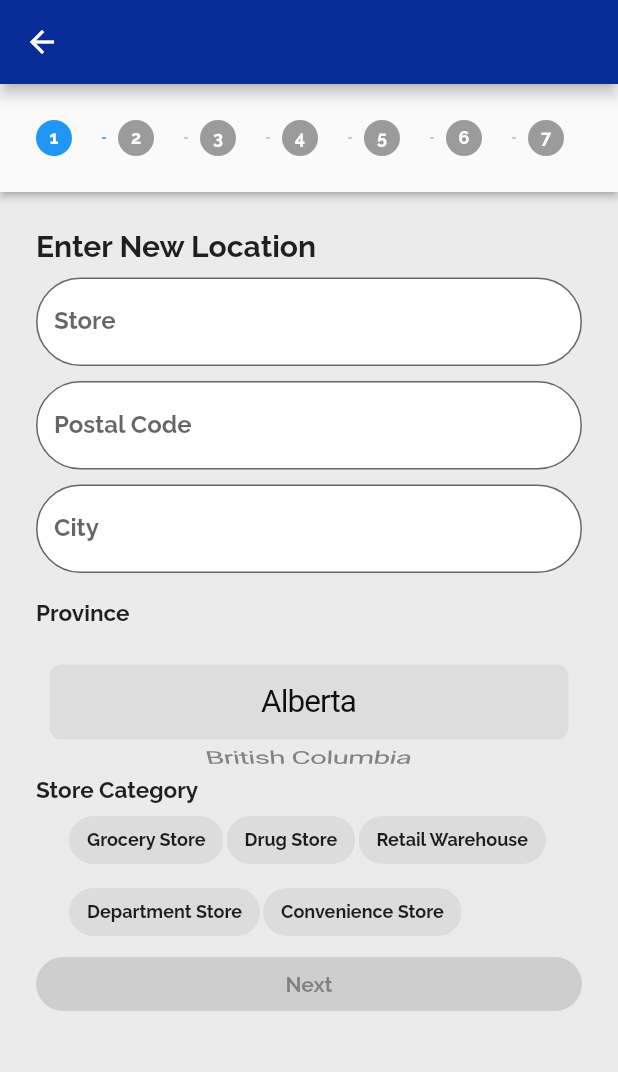
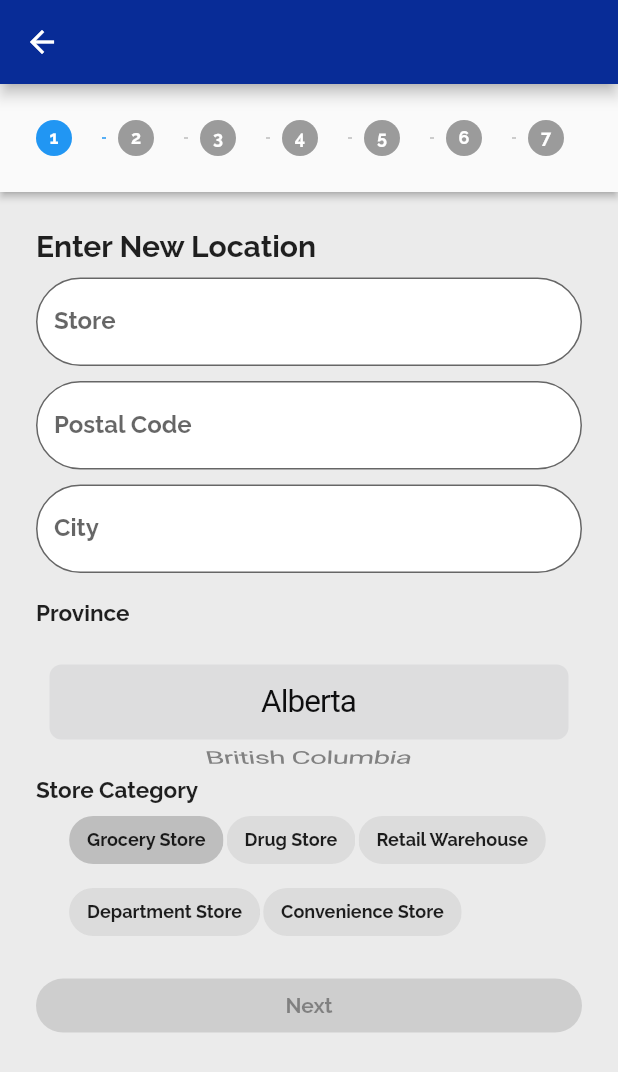
Before and after one commit to beauferris/adam, a Flutter app: the screen it shows after launch, item 2 of the bottom bar chosen, on a phone screen of 412 x 824 dp. Shown: the top 1072 px of the screen. Run offline on Flutter 3.47's test engine with Material 2 defaults, Android fonts, the phone set to English and light mode, and no system bars; our stand-ins replace dropdown_search, image_picker; missing offline and left inert: simple_grouped_listview; key blocks and very long unbroken strings in the code were emptied for the run.

Commit message:
Finished tags page

```diff
--- a/lib/stepper/selectImage.dart
+++ b/lib/stepper/selectImage.dart
@@ -17,7 +17,9 @@ class SelectImage extends StatefulWidget {
 class _SelectImageState extends State<SelectImage> {
   @override
   Widget build(BuildContext context) {
-    return Column(
+    return Container(
+      height: MediaQuery.of(context).size.height * 0.6,
+      child: Column(
         children: [
           Padding(
             padding: const EdgeInsets.only(bottom: 8),
@@ -60,6 +62,7 @@ class _SelectImageState extends State<SelectImage> {
             ],
           ),
         ],
+      ),
     );
   }
 }
--- a/lib/stepper/selectStore.dart
+++ b/lib/stepper/selectStore.dart
@@ -55,13 +55,18 @@ class _SelectStoreState extends State<SelectStore> {
   var value;
   @override
   void initState() {
-    value =
-        widget.category != null ? storeCategories.indexOf(widget.category) : 1;
+    if (widget.category != "") {
+      value = storeCategories.indexOf(widget.category);
+    } else {
+      value = 0;
+    }
   }
 
   @override
   Widget build(BuildContext context) {
-    return Column(
+    return Container(
+      height: MediaQuery.of(context).size.height * 0.6,
+      child: Column(
         children: [
           const Align(
             alignment: Alignment.bottomLeft,
@@ -83,6 +88,7 @@ class _SelectStoreState extends State<SelectStore> {
           ),
           buildStoreCategory(),
         ],
+      ),
     );
   }
 
--- a/lib/stepper/stepper.dart
+++ b/lib/stepper/stepper.dart
@@ -20,7 +20,9 @@ class MyStepper extends StatefulWidget {
       this.nutrientImage,
       this.category,
       this.productCategory,
-      this.productSubcategory});
+      this.productSubcategory,
+      this.packageSurvey,
+      this.packageColour});
 
   final store;
   final postalCode;
@@ -34,6 +36,9 @@ class MyStepper extends StatefulWidget {
 
   final productCategory;
   final productSubcategory;
+
+  final packageSurvey;
+  final packageColour;
 
   @override
   State<MyStepper> createState() => _MyStepperState();
@@ -58,6 +63,9 @@ class _MyStepperState extends State<MyStepper> {
 
   String productCategoryController = "";
   String productSubcategoryController = "";
+
+  String packageSurvey = "";
+  String packageColour = "";
 
   @override
   void initState() {
@@ -137,6 +145,18 @@ class _MyStepperState extends State<MyStepper> {
         productSubcategoryController = widget.productSubcategory;
       });
     }
+
+    if (widget.packageSurvey != null) {
+      setState(() {
+        packageSurvey = widget.packageSurvey;
+      });
+    }
+
+    if (widget.packageColour != null) {
+      setState(() {
+        packageColour = widget.packageColour;
+      });
+    }
   }
 
   Future pickImage(src, myImage) async {
@@ -195,6 +215,18 @@ class _MyStepperState extends State<MyStepper> {
     });
   }
 
+  void pickPackageSurvey(category) {
+    setState(() {
+      packageSurvey = category;
+    });
+  }
+
+  void pickPackageColour(category) {
+    setState(() {
+      packageColour = category;
+    });
+  }
+
   @override
   Widget build(BuildContext context) {
     return Scaffold(
@@ -226,6 +258,10 @@ class _MyStepperState extends State<MyStepper> {
                     "city": cityController.text,
                     "province": provinceController,
                     "category": categoryController,
+                  },
+                  "survey": {
+                    "packageSurvey": packageSurvey,
+                    "packageColour": packageColour
                   },
                   "product": {
                     "category": productCategoryController,
@@ -260,11 +296,13 @@ class _MyStepperState extends State<MyStepper> {
                   Expanded(
                     child: ElevatedButton(
                       style: ButtonStyle(
-                          shape:
-                              MaterialStateProperty.all<RoundedRectangleBorder>(
-                                  RoundedRectangleBorder(
-                                      borderRadius:
-                                          BorderRadius.circular(18)))),
+                        shape:
+                            MaterialStateProperty.all<RoundedRectangleBorder>(
+                          RoundedRectangleBorder(
+                            borderRadius: BorderRadius.circular(18),
+                          ),
+                        ),
+                      ),
                       onPressed: disabled ? null : details.onStepContinue,
                       child: const Text("Next"),
                     ),
@@ -337,8 +375,11 @@ class _MyStepperState extends State<MyStepper> {
         ),
         Step(
           isActive: currentStep >= 5,
-          content: const TagForm(
-            chipName: 'fuck',
+          content: TagForm(
+            packageSurvey: packageSurvey,
+            packageColour: packageColour,
+            pickPackageSurvey: pickPackageSurvey,
+            pickPackageColour: pickPackageColour,
           ),
           title: const Text(''),
         ),
```
Also changed, not shown: lib/app/home.dart (+10 -0 lines), lib/stepper/categoryForm.dart (+10 -5 lines), lib/stepper/confirm.dart (+10 -17 lines), lib/stepper/tagForm.dart (+105 -18 lines). Lines whose indentation alone changed are shown as unchanged.
